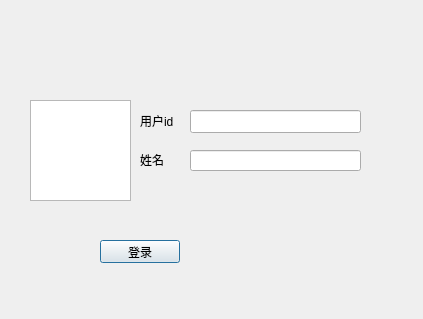
First picture: the form in loginwindow.ui, repository VVictorWang/datastructure_course_design, before the edit.
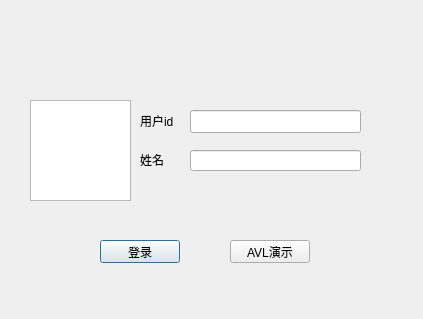
Second picture: the form after the edit.

```diff
--- a/loginwindow.ui
+++ b/loginwindow.ui
@@ -82,6 +82,19 @@
     </rect>
    </property>
   </widget>
+  <widget class="QPushButton" name="drawAVL">
+   <property name="geometry">
+    <rect>
+     <x>230</x>
+     <y>240</y>
+     <width>80</width>
+     <height>23</height>
+    </rect>
+   </property>
+   <property name="text">
+    <string>AVL演示</string>
+   </property>
+  </widget>
  </widget>
  <resources/>
  <connections/>
```
